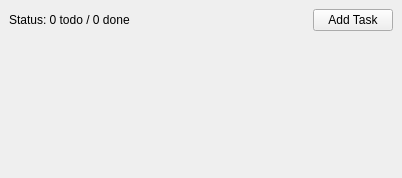
Qt form MainWindow.ui (emrekovanci/basic-qt-todolist-app) before a commit.
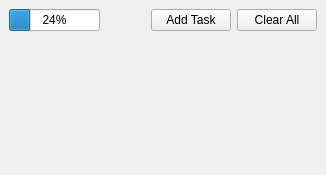
The same form after that commit.

Commit message: added save task to local file(buggy system) and clear all feature

```diff
--- a/MainWindow.ui
+++ b/MainWindow.ui
@@ -6,21 +6,33 @@
    <rect>
     <x>0</x>
     <y>0</y>
-    <width>402</width>
-    <height>178</height>
+    <width>326</width>
+    <height>175</height>
    </rect>
   </property>
   <property name="windowTitle">
-   <string>Todo</string>
+   <string>toDO</string>
+  </property>
+  <property name="autoFillBackground">
+   <bool>true</bool>
+  </property>
+  <property name="styleSheet">
+   <string notr="true"/>
   </property>
   <widget class="QWidget" name="centralwidget">
    <layout class="QVBoxLayout" name="verticalLayout">
     <item>
      <layout class="QHBoxLayout" name="toolBarLayout">
       <item>
-       <widget class="QLabel" name="statusLabel">
-        <property name="text">
-         <string>Status: 0 todo / 0 done</string>
+       <widget class="QProgressBar" name="progressBar">
+        <property name="sizePolicy">
+         <sizepolicy hsizetype="Expanding" vsizetype="Fixed">
+          <horstretch>0</horstretch>
+          <verstretch>0</verstretch>
+         </sizepolicy>
+        </property>
+        <property name="value">
+         <number>24</number>
         </property>
        </widget>
       </item>
@@ -31,7 +43,7 @@
         </property>
         <property name="sizeHint" stdset="0">
          <size>
-          <width>40</width>
+          <width>20</width>
           <height>20</height>
          </size>
         </property>
@@ -40,13 +52,23 @@
       <item>
        <widget class="QPushButton" name="addTaskButton">
         <property name="autoFillBackground">
-         <bool>false</bool>
+         <bool>true</bool>
+        </property>
+        <property name="styleSheet">
+         <string notr="true"/>
         </property>
         <property name="text">
          <string>Add Task</string>
         </property>
        </widget>
       </item>
+      <item>
+       <widget class="QPushButton" name="clearAllButton">
+        <property name="text">
+         <string>Clear All</string>
+        </property>
+       </widget>
+      </item>
      </layout>
     </item>
     <item>
```
The commit also changes 8 other files.
